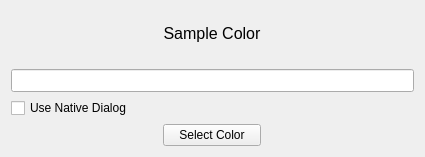
Before: the Qt Designer form colorpicker.ui in copperspice/kitchensink, drawn with Qt 5.
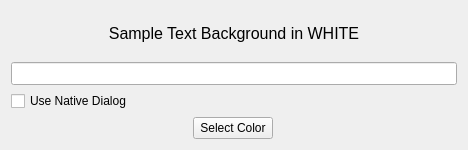
After: the same form once the commit is applied.

Diff of the .ui file:
```diff
--- a/colorpicker.ui
+++ b/colorpicker.ui
@@ -6,81 +6,22 @@
    <rect>
     <x>0</x>
     <y>0</y>
-    <width>425</width>
-    <height>157</height>
+    <width>468</width>
+    <height>150</height>
    </rect>
   </property>
   <property name="windowTitle">
    <string/>
   </property>
   <layout class="QGridLayout" name="gridLayout">
-   <item row="0" column="1">
-    <spacer name="verticalSpacer_3">
-     <property name="orientation">
-      <enum>Qt::Vertical</enum>
-     </property>
-     <property name="sizeHint" stdset="0">
-      <size>
-       <width>20</width>
-       <height>5</height>
-      </size>
-     </property>
-    </spacer>
-   </item>
-   <item row="7" column="1">
-    <widget class="QPushButton" name="selectColor_pushButton">
-     <property name="text">
-      <string>Select Color</string>
-     </property>
-    </widget>
-   </item>
-   <item row="6" column="0">
+   <item row="4" column="0" colspan="4">
     <widget class="QCheckBox" name="native_checkBox">
      <property name="text">
       <string>Use Native Dialog</string>
      </property>
     </widget>
    </item>
-   <item row="7" column="2">
-    <spacer name="horizontalSpacer_2">
-     <property name="orientation">
-      <enum>Qt::Horizontal</enum>
-     </property>
-     <property name="sizeHint" stdset="0">
-      <size>
-       <width>150</width>
-       <height>20</height>
-      </size>
-     </property>
-    </spacer>
-   </item>
-   <item row="4" column="1">
-    <spacer name="verticalSpacer_2">
-     <property name="orientation">
-      <enum>Qt::Vertical</enum>
-     </property>
-     <property name="sizeHint" stdset="0">
-      <size>
-       <width>20</width>
-       <height>20</height>
-      </size>
-     </property>
-    </spacer>
-   </item>
-   <item row="6" column="1">
-    <spacer name="verticalSpacer_1">
-     <property name="orientation">
-      <enum>Qt::Vertical</enum>
-     </property>
-     <property name="sizeHint" stdset="0">
-      <size>
-       <width>20</width>
-       <height>20</height>
-      </size>
-     </property>
-    </spacer>
-   </item>
-   <item row="5" column="0" colspan="3">
+   <item row="3" column="0" colspan="4">
     <widget class="QLineEdit" name="colorEdit">
      <property name="font">
       <font>
@@ -89,20 +30,66 @@
      </property>
     </widget>
    </item>
-   <item row="7" column="0">
+   <item row="2" column="1">
+    <spacer name="verticalSpacer_2">
+     <property name="orientation">
+      <enum>Qt::Vertical</enum>
+     </property>
+     <property name="sizeHint" stdset="0">
+      <size>
+       <width>20</width>
+       <height>10</height>
+      </size>
+     </property>
+    </spacer>
+   </item>
+   <item row="0" column="1">
+    <spacer name="verticalSpacer_3">
+     <property name="orientation">
+      <enum>Qt::Vertical</enum>
+     </property>
+     <property name="sizeHint" stdset="0">
+      <size>
+       <width>20</width>
+       <height>10</height>
+      </size>
+     </property>
+    </spacer>
+   </item>
+   <item row="5" column="3">
+    <spacer name="horizontalSpacer_2">
+     <property name="orientation">
+      <enum>Qt::Horizontal</enum>
+     </property>
+     <property name="sizeHint" stdset="0">
+      <size>
+       <width>180</width>
+       <height>20</height>
+      </size>
+     </property>
+    </spacer>
+   </item>
+   <item row="5" column="0" colspan="2">
     <spacer name="horizontalSpacer_1">
      <property name="orientation">
       <enum>Qt::Horizontal</enum>
      </property>
      <property name="sizeHint" stdset="0">
       <size>
-       <width>150</width>
+       <width>180</width>
        <height>20</height>
       </size>
      </property>
     </spacer>
    </item>
-   <item row="1" column="1">
+   <item row="5" column="2">
+    <widget class="QPushButton" name="selectColor_pushButton">
+     <property name="text">
+      <string>Select Color</string>
+     </property>
+    </widget>
+   </item>
+   <item row="1" column="0" colspan="4">
     <widget class="QLabel" name="label">
      <property name="font">
       <font>
@@ -110,7 +97,7 @@
       </font>
      </property>
      <property name="text">
-      <string>Sample Color</string>
+      <string>Sample Text Background in WHITE</string>
      </property>
      <property name="alignment">
       <set>Qt::AlignCenter</set>
```
